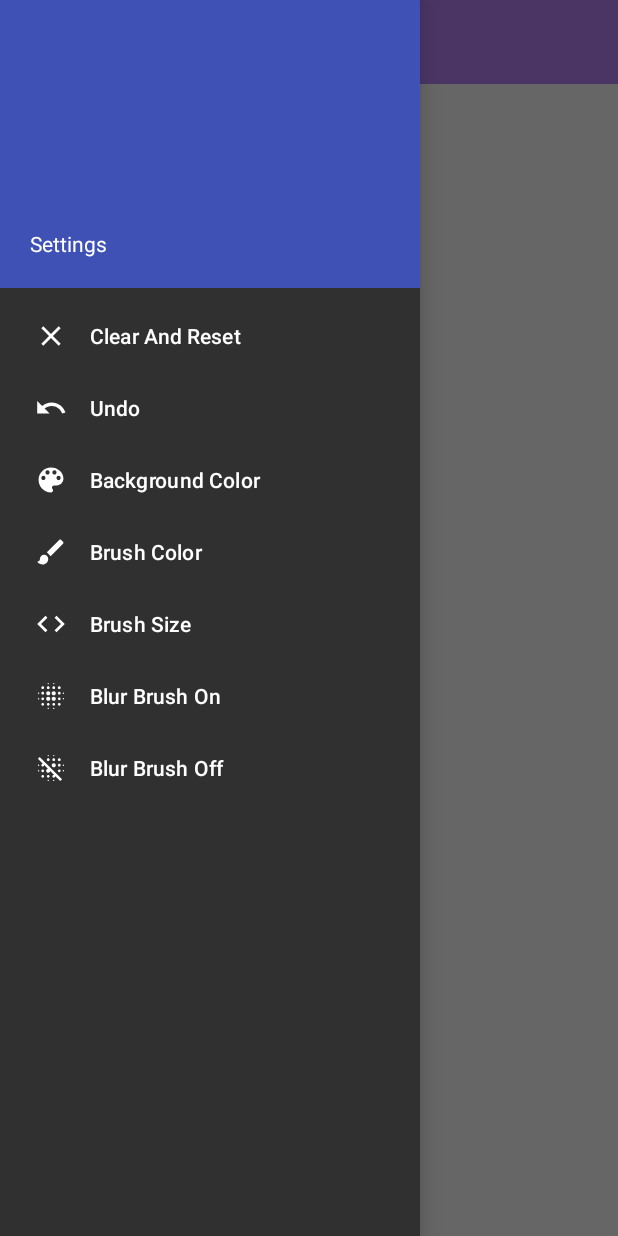
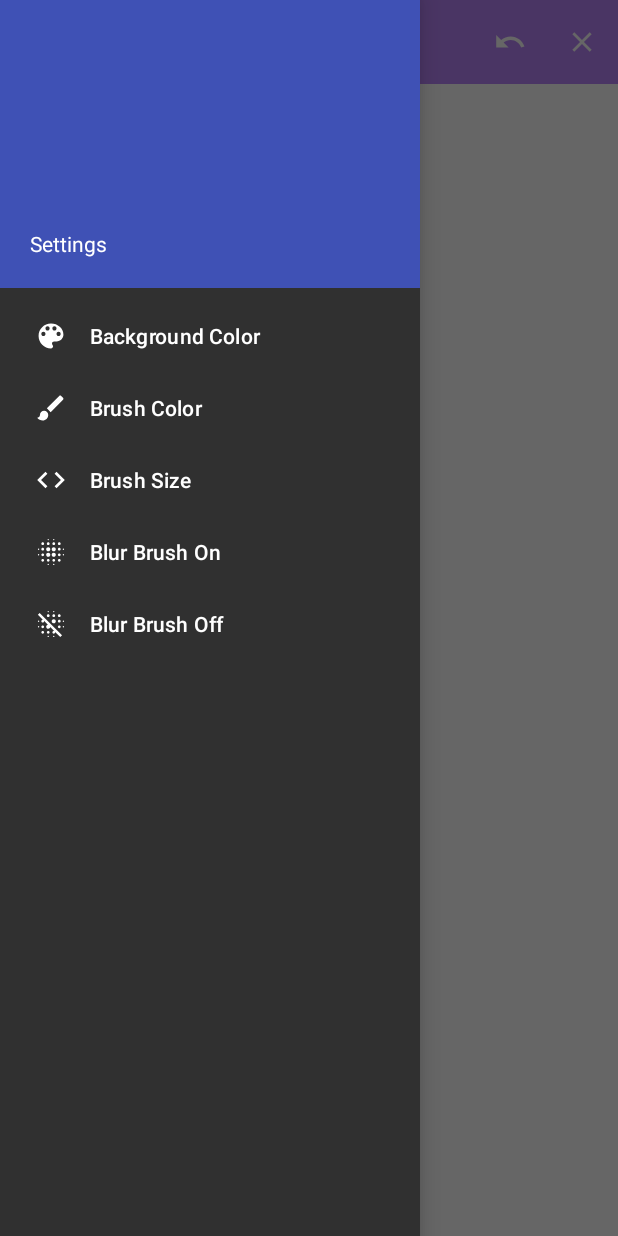
Before and after one commit to jtaaka/PaintApp, an Android app: the screen it shows after launch (MainActivity), with the side drawer open, on a phone screen of 412 x 824 dp. Run offline under Robolectric (Android 15) with nearby library versions, the phone set to English and light mode, and no system bars; libraries missing offline, so code that uses them is left out: com.xw.repo, yuku.ambilwarna; plain views replace BubbleSeekBar; 2 statements that could not run were skipped.

Commit message:
Refactor navigation

```diff
--- a/app/src/main/java/paintapp/tuni/fi/paintapp/MyPaint.java
+++ b/app/src/main/java/paintapp/tuni/fi/paintapp/MyPaint.java
@@ -46,7 +46,6 @@ public class MyPaint extends View {
         myPaint.setStyle(Paint.Style.STROKE);
         myPaint.setStrokeJoin(Paint.Join.ROUND);
         myPaint.setStrokeCap(Paint.Cap.ROUND);
-        //reset();
     }
 
     public void initialize(int width, int height) {
--- a/app/src/main/res/menu/menu.xml
+++ b/app/src/main/res/menu/menu.xml
@@ -1,16 +1,7 @@
 <?xml version="1.0" encoding="utf-8"?>
 <menu xmlns:android="http://schemas.android.com/apk/res/android"
     android:layout_width="match_parent"
-    android:layout_height="match_parent"
-    xmlns:app="http://schemas.android.com/apk/res-auto">
-
-    <item android:id="@+id/reset"
-        android:title="@string/reset"
-        android:icon="@drawable/ic_clearall"/>
-
-    <item android:id="@+id/undo"
-        android:title="@string/undo"
-        android:icon="@drawable/ic_undo"/>
+    android:layout_height="match_parent">
 
     <item android:id="@+id/background"
         android:title="@string/background"
--- /dev/null
+++ b/app/src/main/res/menu/menu_main.xml
@@ -0,0 +1,17 @@
+<?xml version="1.0" encoding="utf-8"?>
+<menu xmlns:android="http://schemas.android.com/apk/res/android"
+    xmlns:app="http://schemas.android.com/apk/res-auto"
+    xmlns:tools="http://schemas.android.com/tools"
+    tools:context=".MainActivity">
+
+    <item android:id="@+id/undo"
+        android:title="@string/undo"
+        android:icon="@drawable/ic_undo"
+        app:showAsAction="ifRoom|withText"/>
+
+    <item android:id="@+id/reset"
+        android:title="@string/reset"
+        android:icon="@drawable/ic_clearall"
+        app:showAsAction="ifRoom|withText"/>
+
+</menu>
```
Also changed, not shown: app/src/main/java/paintapp/tuni/fi/paintapp/MainActivity.java (+13 -16 lines).
